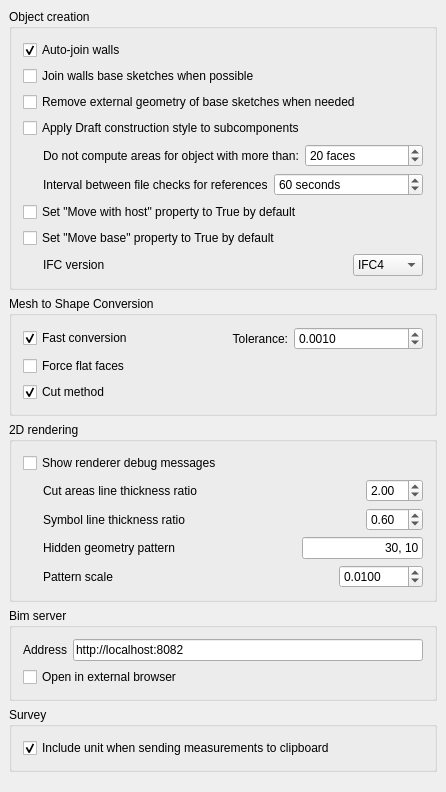
Above: src/Mod/Arch/Resources/ui/preferences-arch.ui from berndhahnebach/All_FreeCAD before the change. Below: the same form after it.
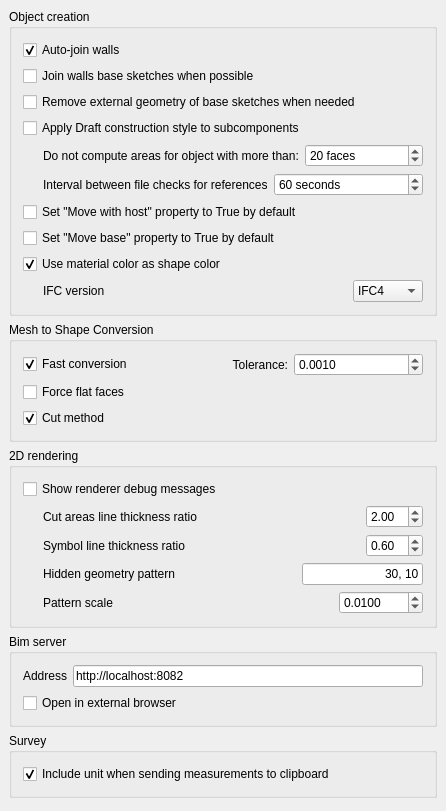
That is the form after the change. Custom widgets are drawn as their Qt base class.

Commit message: Arch: Allow to turn off material color and object color syncing

The edit to the form file:
```diff
--- a/src/Mod/Arch/Resources/ui/preferences-arch.ui
+++ b/src/Mod/Arch/Resources/ui/preferences-arch.ui
@@ -7,7 +7,7 @@
     <x>0</x>
     <y>0</y>
     <width>446</width>
-    <height>792</height>
+    <height>811</height>
    </rect>
   </property>
   <property name="windowTitle">
@@ -217,6 +217,19 @@
         </property>
        </widget>
       </item>
+      <item>
+       <widget class="Gui::PrefCheckBox" name="checkBox_6">
+        <property name="toolTip">
+         <string>If this is checked, when an Arch object has a material, the object will take the color of the material. This can be overridden for each object.</string>
+        </property>
+        <property name="text">
+         <string>Use material color as shape color</string>
+        </property>
+        <property name="checked">
+         <bool>true</bool>
+        </property>
+       </widget>
+      </item>
       <item>
        <layout class="QHBoxLayout" name="horizontalLayout_3">
         <item>
```
The commit also changes 1 other file.
